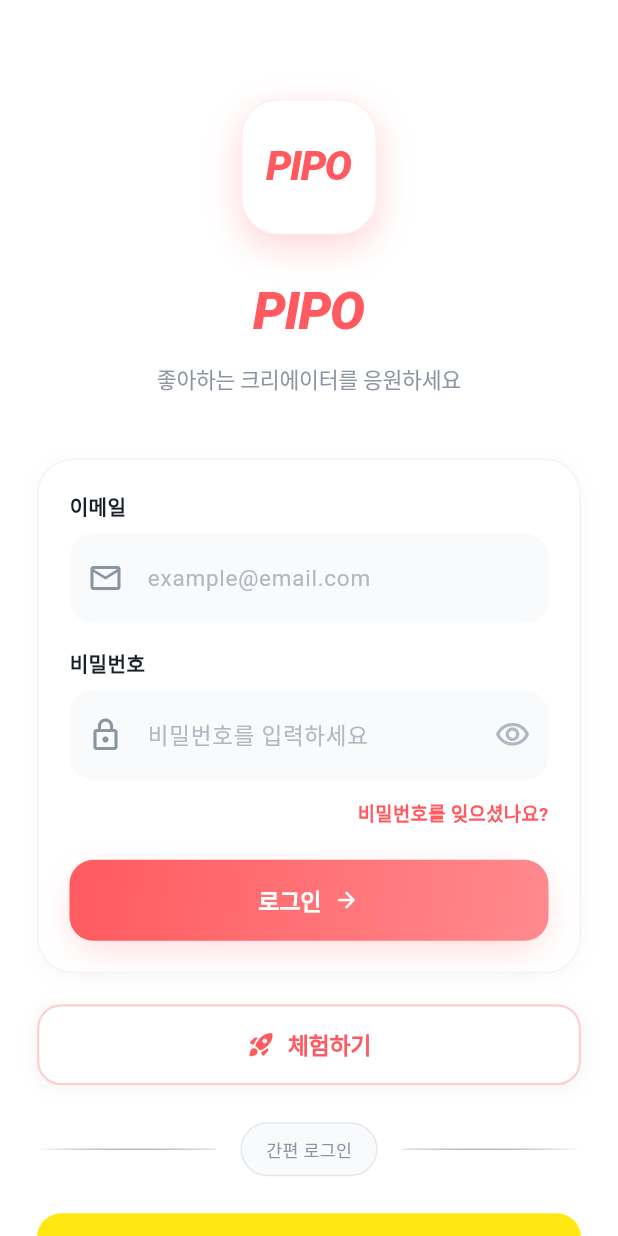
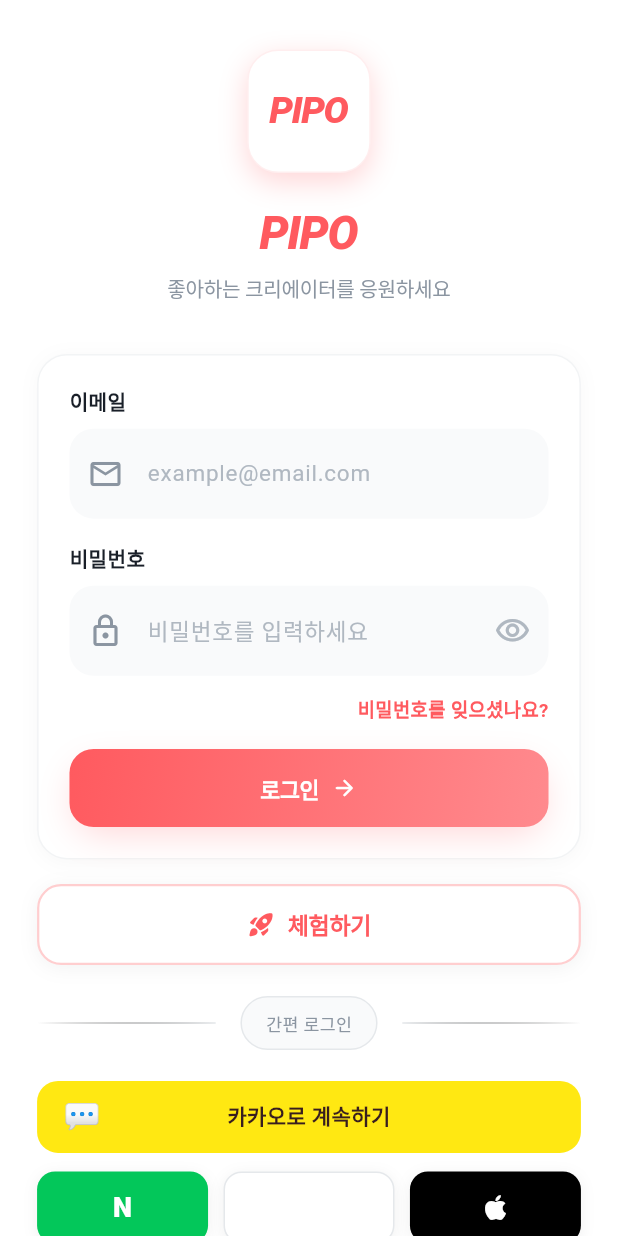
Before and after one commit to teo53/fansupport, a Flutter app: the screen it shows after launch, on a phone screen of 412 x 824 dp. Run offline on Flutter 3.47's test engine with Material 3 defaults, Android fonts, the phone set to English and light mode, and no system bars; our stand-ins replace cached_network_image, dio, equatable, fl_chart, flutter_cache_manager, flutter_dotenv and 8 more; accounts and stored records are empty; generated files the repository leaves out were written again; Roboto replaces fonts that are missing (Pretendard).

Commit message:
fix: add tokenVersion field, optimize login layout, and improve config
- Add tokenVersion field to User model for JWT invalidation support
- Create index.ts exports for common guards and decorators
- Fix CORS config to only include localhost in development mode
- Optimize login screen layout for smaller screens (isCompact mode)
- Add height parameter to SocialButton for responsive sizing

```diff
--- a/mobile/lib/features/auth/screens/login_screen.dart
+++ b/mobile/lib/features/auth/screens/login_screen.dart
@@ -254,17 +254,27 @@ class _LoginScreenState extends ConsumerState<LoginScreen>
     final isLoading = authState.value?.isLoading ?? false;
     final error = authState.value?.error;
 
+    // Calculate if screen is compact (small height devices)
+    final screenHeight = MediaQuery.of(context).size.height;
+    final isCompact = screenHeight < 700;
+
     return Scaffold(
       body: Stack(
         children: [
           // Background Decorations
           _buildBackgroundDecorations(),
 
-          // Main Content
+          // Main Content - Use LayoutBuilder for adaptive layout
           SafeArea(
-            child: SingleChildScrollView(
+            child: LayoutBuilder(
+              builder: (context, constraints) {
+                return SingleChildScrollView(
                   physics: const BouncingScrollPhysics(),
                   padding: EdgeInsets.symmetric(horizontal: Responsive.wp(6)),
+                  child: ConstrainedBox(
+                    constraints: BoxConstraints(
+                      minHeight: constraints.maxHeight,
+                    ),
                     child: FadeTransition(
                       opacity: _fadeAnimation,
                       child: SlideTransition(
@@ -272,44 +282,48 @@ class _LoginScreenState extends ConsumerState<LoginScreen>
                         child: Form(
                           key: _formKey,
                           child: Column(
+                            mainAxisAlignment: MainAxisAlignment.center,
                             crossAxisAlignment: CrossAxisAlignment.stretch,
                             children: [
-                        SizedBox(height: Responsive.hp(8)),
+                              SizedBox(height: isCompact ? Responsive.hp(2) : Responsive.hp(4)),
 
-                        // Logo & Title
-                        _buildHeader(),
-                        SizedBox(height: Responsive.hp(5)),
+                              // Logo & Title (compact on small screens)
+                              _buildHeader(isCompact: isCompact),
+                              SizedBox(height: isCompact ? Responsive.hp(2) : Responsive.hp(4)),
 
                               // Error Message
                               if (error != null && error.isNotEmpty) ...[
                                 _buildErrorMessage(error),
-                          SizedBox(height: Responsive.hp(2)),
+                                SizedBox(height: Responsive.hp(1.5)),
                               ],
 
                               // Login Form Card
-                        _buildLoginForm(),
-                        SizedBox(height: Responsive.hp(2.5)),
+                              _buildLoginForm(isCompact: isCompact),
+                              SizedBox(height: isCompact ? Responsive.hp(1.5) : Responsive.hp(2)),
 
                               // Demo Button
                               _buildDemoButton(isLoading),
-                        SizedBox(height: Responsive.hp(3)),
+                              SizedBox(height: isCompact ? Responsive.hp(2) : Responsive.hp(2.5)),
 
                               // Divider
                               _buildDivider(),
-                        SizedBox(height: Responsive.hp(3)),
+                              SizedBox(height: isCompact ? Responsive.hp(2) : Responsive.hp(2.5)),
 
                               // Social Login Buttons
-                        _buildSocialButtons(),
-                        SizedBox(height: Responsive.hp(4)),
+                              _buildSocialButtons(isCompact: isCompact),
+                              SizedBox(height: isCompact ? Responsive.hp(2) : Responsive.hp(3)),
 
                               // Register Link
                               _buildRegisterLink(),
-                        SizedBox(height: Responsive.hp(4)),
+                              SizedBox(height: isCompact ? Responsive.hp(2) : Responsive.hp(3)),
                             ],
                           ),
                         ),
                       ),
                     ),
+                  ),
+                );
+              },
             ),
           ),
         ],
@@ -323,7 +337,11 @@ class _LoginScreenState extends ConsumerState<LoginScreen>
     );
   }
 
-  Widget _buildHeader() {
+  Widget _buildHeader({bool isCompact = false}) {
+    final logoSize = isCompact ? Responsive.wp(16) : Responsive.wp(20);
+    final titleSize = isCompact ? Responsive.sp(28) : Responsive.sp(32);
+    final logoTextSize = isCompact ? Responsive.sp(22) : Responsive.sp(26);
+
     return Center(
       child: Column(
         children: [
@@ -336,16 +354,16 @@ class _LoginScreenState extends ConsumerState<LoginScreen>
               return Transform.scale(scale: scale, child: child);
             },
             child: Container(
-              width: Responsive.wp(22),
-              height: Responsive.wp(22),
+              width: logoSize,
+              height: logoSize,
               decoration: BoxDecoration(
                 color: Colors.white,
-                borderRadius: BorderRadius.circular(Responsive.wp(6)),
+                borderRadius: BorderRadius.circular(Responsive.wp(5)),
                 boxShadow: [
                   BoxShadow(
                     color: AppColors.primary.withOpacity(0.25),
-                    blurRadius: 20,
-                    offset: const Offset(0, 8),
+                    blurRadius: 16,
+                    offset: const Offset(0, 6),
                   ),
                 ],
                 border: Border.all(
@@ -357,7 +375,7 @@ class _LoginScreenState extends ConsumerState<LoginScreen>
                 child: Text(
                   'PIPO',
                   style: TextStyle(
-                    fontSize: Responsive.sp(28),
+                    fontSize: logoTextSize,
                     fontWeight: FontWeight.w900,
                     color: AppColors.primary,
                     fontStyle: FontStyle.italic,
@@ -367,24 +385,24 @@ class _LoginScreenState extends ConsumerState<LoginScreen>
               ),
             ),
           ),
-          SizedBox(height: Responsive.hp(3)),
+          SizedBox(height: isCompact ? Responsive.hp(1.5) : Responsive.hp(2)),
 
           // App Name
           Text(
             'PIPO',
             style: TextStyle(
-              fontSize: Responsive.sp(36),
+              fontSize: titleSize,
               fontWeight: FontWeight.w900,
               color: AppColors.primary,
               fontStyle: FontStyle.italic,
               letterSpacing: -1,
             ),
           ),
-          SizedBox(height: Responsive.hp(1)),
+          SizedBox(height: isCompact ? 4 : Responsive.hp(0.5)),
           Text(
             '좋아하는 크리에이터를 응원하세요',
             style: TextStyle(
-              fontSize: Responsive.sp(15),
+              fontSize: isCompact ? Responsive.sp(13) : Responsive.sp(14),
               color: AppColors.textSecondary,
               fontFamily: 'Pretendard',
               letterSpacing: -0.2,
@@ -437,15 +455,15 @@ class _LoginScreenState extends ConsumerState<LoginScreen>
     );
   }
 
-  Widget _buildLoginForm() {
+  Widget _buildLoginForm({bool isCompact = false}) {
     final authState = ref.watch(authStateProvider);
     final isLoading = authState.value?.isLoading ?? false;
 
     return Container(
-      padding: EdgeInsets.all(Responsive.wp(5)),
+      padding: EdgeInsets.all(isCompact ? Responsive.wp(4) : Responsive.wp(5)),
       decoration: BoxDecoration(
         color: AppColors.cardBackground,
-        borderRadius: BorderRadius.circular(24),
+        borderRadius: BorderRadius.circular(20),
         border: Border.all(
           color: AppColors.border.withValues(alpha: 0.5),
           width: 1,
@@ -457,7 +475,7 @@ class _LoginScreenState extends ConsumerState<LoginScreen>
         children: [
           // Email Field
           _buildInputLabel('이메일'),
-          SizedBox(height: Responsive.hp(1)),
+          SizedBox(height: isCompact ? 6 : Responsive.hp(1)),
           CustomTextField(
             controller: _emailController,
             hintText: 'example@email.com',
@@ -474,11 +492,11 @@ class _LoginScreenState extends ConsumerState<LoginScreen>
               return null;
             },
           ),
-          SizedBox(height: Responsive.hp(2)),
+          SizedBox(height: isCompact ? Responsive.hp(1.5) : Responsive.hp(2)),
 
           // Password Field
           _buildInputLabel('비밀번호'),
-          SizedBox(height: Responsive.hp(1)),
+          SizedBox(height: isCompact ? 6 : Responsive.hp(1)),
           CustomTextField(
             controller: _passwordController,
             hintText: '비밀번호를 입력하세요',
@@ -505,7 +523,7 @@ class _LoginScreenState extends ConsumerState<LoginScreen>
               return null;
             },
           ),
-          SizedBox(height: Responsive.hp(1.5)),
+          SizedBox(height: isCompact ? 8 : Responsive.hp(1.5)),
 
           // Forgot Password
           Align(
@@ -526,19 +544,19 @@ class _LoginScreenState extends ConsumerState<LoginScreen>
               ),
             ),
           ),
-          SizedBox(height: Responsive.hp(2.5)),
+          SizedBox(height: isCompact ? Responsive.hp(1.5) : Responsive.hp(2)),
 
           // Login Button
           GradientButton(
             onPressed: isLoading ? null : _handleLogin,
             isLoading: isLoading,
-            height: 54,
+            height: isCompact ? 48 : 52,
             child: Row(
               mainAxisAlignment: MainAxisAlignment.center,
               children: [
                 Text(
                   '로그인',
-                  style: TextStyle(fontSize: Responsive.sp(16)),
+                  style: TextStyle(fontSize: Responsive.sp(15)),
                 ),
                 if (!isLoading) ...[
                   SizedBox(width: Responsive.wp(2)),
@@ -660,14 +678,17 @@ class _LoginScreenState extends ConsumerState<LoginScreen>
     );
   }
 
-  Widget _buildSocialButtons() {
+  Widget _buildSocialButtons({bool isCompact = false}) {
+    final buttonHeight = isCompact ? 44.0 : 48.0;
+
     return Column(
       children: [
         // Kakao
         SocialButton.kakao(
           onPressed: () => _handleSocialLogin('카카오'),
+          height: buttonHeight,
         ),
-        SizedBox(height: Responsive.hp(1.5)),
+        SizedBox(height: isCompact ? Responsive.hp(1) : Responsive.hp(1.5)),
 
         // Row of Naver, Google, Apple
         Row(
@@ -677,22 +698,23 @@ class _LoginScreenState extends ConsumerState<LoginScreen>
                 icon: Text(
                   'N',
                   style: TextStyle(
-                    fontSize: 18,
+                    fontSize: isCompact ? 16 : 18,
                     fontWeight: FontWeight.w900,
                     color: Colors.white,
                   ),
                 ),
                 backgroundColor: AppColors.naver,
                 onTap: () => _handleSocialLogin('네이버'),
+                height: buttonHeight,
               ),
             ),
-            SizedBox(width: Responsive.wp(3)),
+            SizedBox(width: Responsive.wp(2.5)),
             Expanded(
               child: _buildCompactSocialButton(
                 icon: Text(
                   'G',
                   style: TextStyle(
-                    fontSize: 18,
+                    fontSize: isCompact ? 16 : 18,
                     fontWeight: FontWeight.w600,
                     color: AppColors.google,
                   ),
@@ -700,14 +722,16 @@ class _LoginScreenState extends ConsumerState<LoginScreen>
                 backgroundColor: Colors.white,
                 hasBorder: true,
                 onTap: () => _handleSocialLogin('Google'),
+                height: buttonHeight,
               ),
             ),
-            SizedBox(width: Responsive.wp(3)),
+            SizedBox(width: Responsive.wp(2.5)),
             Expanded(
               child: _buildCompactSocialButton(
-                icon: Icon(Icons.apple, color: Colors.white, size: 22),
+                icon: Icon(Icons.apple, color: Colors.white, size: isCompact ? 20 : 22),
                 backgroundColor: AppColors.apple,
                 onTap: () => _handleSocialLogin('Apple'),
+                height: buttonHeight,
               ),
             ),
           ],
@@ -721,14 +745,15 @@ class _LoginScreenState extends ConsumerState<LoginScreen>
     required Color backgroundColor,
     required VoidCallback onTap,
     bool hasBorder = false,
+    double height = 48,
   }) {
     return GestureDetector(
       onTap: onTap,
       child: Container(
-        height: 52,
+        height: height,
         decoration: BoxDecoration(
           color: backgroundColor,
-          borderRadius: BorderRadius.circular(14),
+          borderRadius: BorderRadius.circular(12),
           border: hasBorder ? Border.all(color: AppColors.border) : null,
           boxShadow: [
             BoxShadow(
--- a/mobile/lib/shared/widgets/custom_button.dart
+++ b/mobile/lib/shared/widgets/custom_button.dart
@@ -399,6 +399,7 @@ class SocialButton extends StatelessWidget {
   final Color backgroundColor;
   final Color textColor;
   final bool isLoading;
+  final double height;
 
   const SocialButton({
     super.key,
@@ -408,11 +409,13 @@ class SocialButton extends StatelessWidget {
     required this.backgroundColor,
     this.textColor = Colors.black,
     this.isLoading = false,
+    this.height = 52,
   });
 
   factory SocialButton.kakao({
     required VoidCallback? onPressed,
     bool isLoading = false,
+    double height = 52,
   }) {
     return SocialButton(
       onPressed: onPressed,
@@ -421,12 +424,14 @@ class SocialButton extends StatelessWidget {
       backgroundColor: AppColors.kakao,
       textColor: const Color(0xFF381E1F),
       isLoading: isLoading,
+      height: height,
     );
   }
 
   factory SocialButton.naver({
     required VoidCallback? onPressed,
     bool isLoading = false,
+    double height = 52,
   }) {
     return SocialButton(
       onPressed: onPressed,
@@ -437,12 +442,14 @@ class SocialButton extends StatelessWidget {
       backgroundColor: AppColors.naver,
       textColor: Colors.white,
       isLoading: isLoading,
+      height: height,
     );
   }
 
   factory SocialButton.google({
     required VoidCallback? onPressed,
     bool isLoading = false,
+    double height = 52,
   }) {
     return SocialButton(
       onPressed: onPressed,
@@ -455,12 +462,14 @@ class SocialButton extends StatelessWidget {
       backgroundColor: Colors.white,
       textColor: AppColors.textPrimary,
       isLoading: isLoading,
+      height: height,
     );
   }
 
   factory SocialButton.apple({
     required VoidCallback? onPressed,
     bool isLoading = false,
+    double height = 52,
   }) {
     return SocialButton(
       onPressed: onPressed,
@@ -469,6 +478,7 @@ class SocialButton extends StatelessWidget {
       backgroundColor: AppColors.apple,
       textColor: Colors.white,
       isLoading: isLoading,
+      height: height,
     );
   }
 
@@ -476,10 +486,10 @@ class SocialButton extends StatelessWidget {
   Widget build(BuildContext context) {
     return Container(
       width: double.infinity,
-      height: 56,
+      height: height,
       decoration: BoxDecoration(
         color: backgroundColor,
-        borderRadius: BorderRadius.circular(16),
+        borderRadius: BorderRadius.circular(14),
         border: backgroundColor == Colors.white
             ? Border.all(color: AppColors.border)
             : null,
@@ -488,19 +498,19 @@ class SocialButton extends StatelessWidget {
         color: Colors.transparent,
         child: InkWell(
           onTap: isLoading ? null : onPressed,
-          borderRadius: BorderRadius.circular(16),
+          borderRadius: BorderRadius.circular(14),
           child: Padding(
-            padding: const EdgeInsets.symmetric(horizontal: 20),
+            padding: const EdgeInsets.symmetric(horizontal: 16),
             child: Row(
               children: [
-                SizedBox(width: 32, child: Center(child: icon)),
-                const SizedBox(width: 12),
+                SizedBox(width: 28, child: Center(child: icon)),
+                const SizedBox(width: 10),
                 Expanded(
                   child: isLoading
                       ? Center(
                           child: SizedBox(
-                            width: 22,
-                            height: 22,
+                            width: 20,
+                            height: 20,
                             child: CircularProgressIndicator(
                               strokeWidth: 2,
                               valueColor:
@@ -513,13 +523,13 @@ class SocialButton extends StatelessWidget {
                           textAlign: TextAlign.center,
                           style: TextStyle(
                             color: textColor,
-                            fontSize: 15,
+                            fontSize: 14,
                             fontWeight: FontWeight.w600,
                             fontFamily: 'Pretendard',
                           ),
                         ),
                 ),
-                const SizedBox(width: 44),
+                const SizedBox(width: 38),
               ],
             ),
           ),
```
Also changed, not shown: 4 other files. Lines whose indentation alone changed are shown as unchanged.
